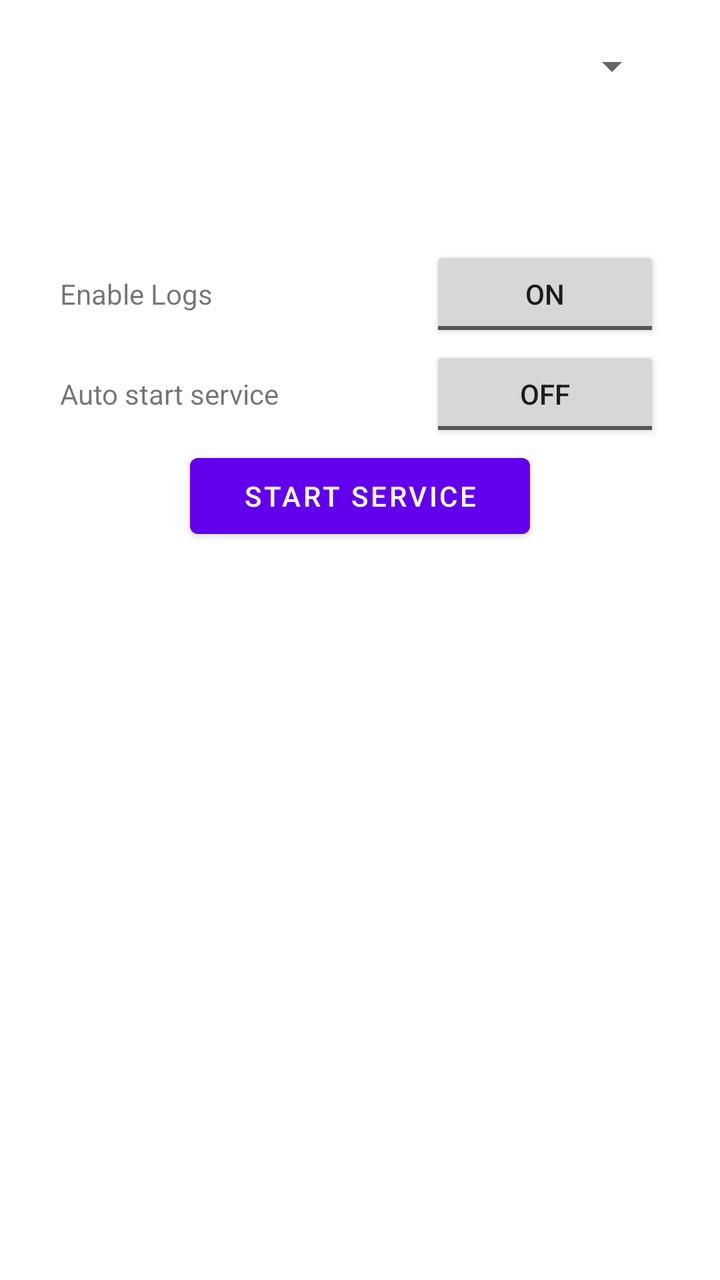
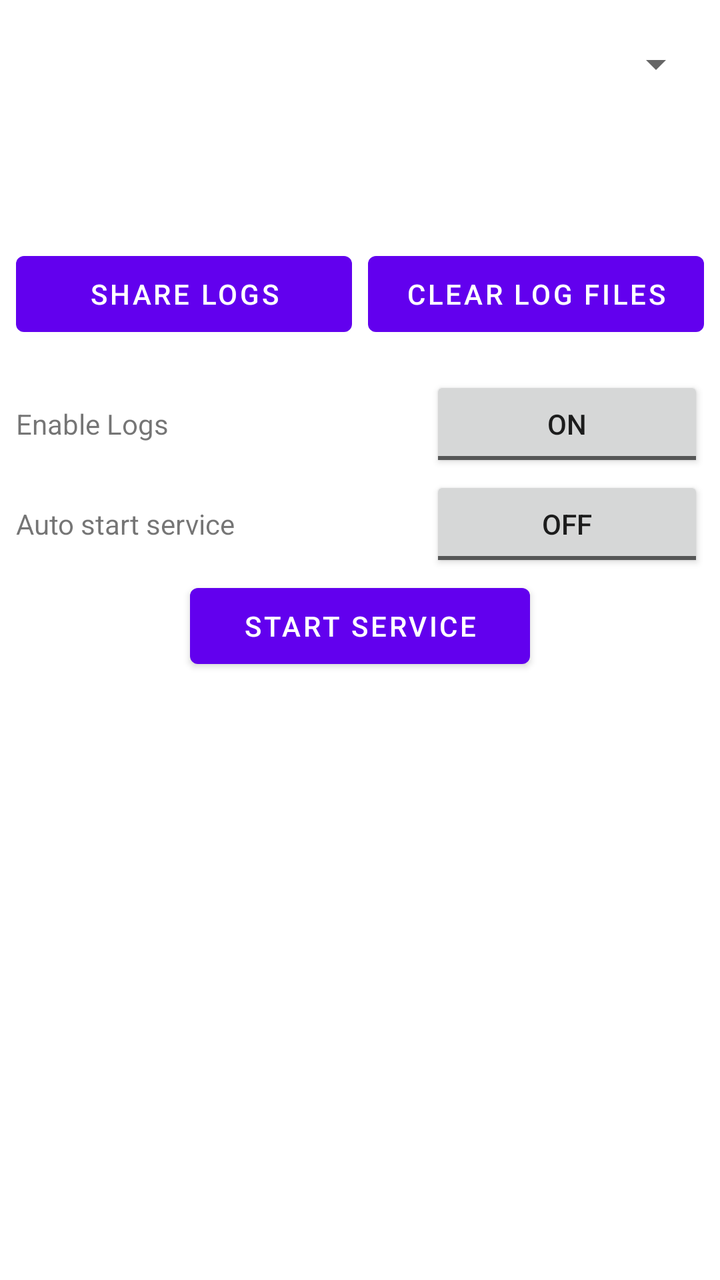

Screens rendered from an Android XML layout before and after an edit, with the pre-edit source and the edit as a unified diff.
<!-- AndroidManifest.xml: application theme Theme.ODBUSBToTCPBridge -->
<!-- res/layout/activity_main.xml -->
<?xml version="1.0" encoding="utf-8"?>
<androidx.constraintlayout.widget.ConstraintLayout xmlns:android="http://schemas.android.com/apk/res/android"
    xmlns:app="http://schemas.android.com/apk/res-auto"
    xmlns:tools="http://schemas.android.com/tools"
    android:layout_width="match_parent"
    android:layout_height="match_parent"
    android:fitsSystemWindows="true">

    <LinearLayout
        android:id="@+id/controls_layout"
        android:layout_width="0dp"
        android:layout_height="266dp"
        android:layout_marginStart="8dp"
        android:layout_marginTop="8dp"
        android:layout_marginEnd="8dp"
        android:gravity="center_horizontal|center_vertical"
        android:orientation="vertical"
        app:layout_constraintEnd_toEndOf="parent"
        app:layout_constraintStart_toStartOf="parent"
        app:layout_constraintTop_toTopOf="parent"
        app:layout_constraintWidth_max="300dp">

        <Spinner
            android:id="@+id/device_dropdown"
            android:layout_width="match_parent"
            android:layout_height="48dp" />

        <TextView
            android:id="@+id/device_info"
            android:layout_width="match_parent"
            android:layout_height="42dp"
            android:layout_marginTop="8dp" />

        <LinearLayout
            android:layout_width="match_parent"
            android:layout_height="50dp"
            android:layout_marginTop="16dp"
            android:orientation="horizontal">

            <TextView
                android:layout_width="100dp"
                android:layout_height="wrap_content"
                android:layout_weight="1"
                android:text="@string/logs_label" />

            <ToggleButton
                android:id="@+id/logs_button"
                android:layout_width="30dp"
                android:layout_height="wrap_content"
                android:layout_weight="1"
                android:textOff="@string/on"
                android:textOn="@string/on"
                tools:minWidth="200dp" />

        </LinearLayout>

        <LinearLayout
            android:layout_width="match_parent"
            android:layout_height="50dp"
            android:orientation="horizontal">

            <TextView
                android:layout_width="100dp"
                android:layout_height="wrap_content"
                android:layout_weight="1"
                android:text="@string/auto_start_label" />

            <ToggleButton
                android:id="@+id/auto_start_button"
                android:layout_width="30dp"
                android:layout_height="wrap_content"
                android:layout_weight="1" />

        </LinearLayout>

        <Button
            android:id="@+id/start_button"
            android:layout_width="170dp"
            android:layout_height="50dp"
            android:layout_marginTop="0dp"
            android:layout_marginEnd="0dp"
            android:text="@string/button_text_start" />

    </LinearLayout>

    <ScrollView
        android:id="@+id/logs_scrollview"
        android:layout_width="0dp"
        android:layout_height="0dp"
        android:layout_marginStart="8dp"
        android:layout_marginTop="8dp"
        android:layout_marginEnd="8dp"
        android:layout_marginBottom="48dp"
        android:contentDescription="@string/logs_label"
        app:layout_constraintBottom_toBottomOf="parent"
        app:layout_constraintEnd_toEndOf="parent"
        app:layout_constraintHorizontal_bias="0.5"
        app:layout_constraintLeft_toLeftOf="parent"
        app:layout_constraintRight_toRightOf="parent"
        app:layout_constraintStart_toStartOf="parent"
        app:layout_constraintTop_toBottomOf="@id/controls_layout"
        app:layout_constraintWidth_max="300dp">

        <LinearLayout
            android:id="@+id/logs_container"
            android:layout_width="match_parent"
            android:layout_height="wrap_content"
            android:orientation="vertical" />
    </ScrollView>

</androidx.constraintlayout.widget.ConstraintLayout>
<!-- resources referenced by this layout -->
<resources>
  <string name="auto_start_label">Auto start service</string>
  <string name="button_text_start">Start Service</string>
  <string name="logs_label">Enable Logs</string>
  <string name="on">ON</string>
  <style name="Theme.ODBUSBToTCPBridge" parent="Theme.MaterialComponents.DayNight.DarkActionBar">
          
          <item name="colorPrimary">@color/purple_500</item>
          <item name="colorPrimaryVariant">@color/purple_700</item>
          <item name="colorOnPrimary">@color/white</item>
          
          <item name="colorSecondary">@color/teal_200</item>
          <item name="colorSecondaryVariant">@color/teal_700</item>
          <item name="colorOnSecondary">@color/black</item>
          
          <item name="android:statusBarColor">?attr/colorPrimaryVariant</item>
          
      </style>
  <color name="purple_500">#FF6200EE</color>
  <color name="purple_700">#FF3700B3</color>
  <color name="white">#FFFFFFFF</color>
  <color name="teal_200">#FF03DAC5</color>
  <color name="teal_700">#FF018786</color>
  <color name="black">#FF000000</color>
</resources>

<!-- the commit's change to res/layout/activity_main.xml (unified diff, before → after) -->
@@ -9,7 +9,7 @@
     <LinearLayout
         android:id="@+id/controls_layout"
         android:layout_width="0dp"
-        android:layout_height="266dp"
+        android:layout_height="330dp"
         android:layout_marginStart="8dp"
         android:layout_marginTop="8dp"
         android:layout_marginEnd="8dp"
@@ -18,7 +18,7 @@
         app:layout_constraintEnd_toEndOf="parent"
         app:layout_constraintStart_toStartOf="parent"
         app:layout_constraintTop_toTopOf="parent"
-        app:layout_constraintWidth_max="300dp">
+        app:layout_constraintWidth_max="350dp">
 
         <Spinner
             android:id="@+id/device_dropdown"
@@ -30,6 +30,30 @@
             android:layout_width="match_parent"
             android:layout_height="42dp"
             android:layout_marginTop="8dp" />
+
+        <LinearLayout
+            android:layout_width="match_parent"
+            android:layout_height="50dp"
+            android:layout_marginTop="16dp"
+            android:orientation="horizontal">
+
+            <Button
+                android:id="@+id/share_logs_button"
+                android:layout_width="150dp"
+                android:layout_height="50dp"
+                android:layout_marginTop="0dp"
+                android:layout_marginEnd="8dp"
+                android:layout_weight="1"
+                android:text="Share logs" />
+
+            <Button
+                android:id="@+id/clear_logs_button"
+                android:layout_width="150dp"
+                android:layout_height="50dp"
+                android:layout_marginTop="0dp"
+                android:layout_weight="1"
+                android:text="Clear log files" />
+        </LinearLayout>
 
         <LinearLayout
             android:layout_width="match_parent"
